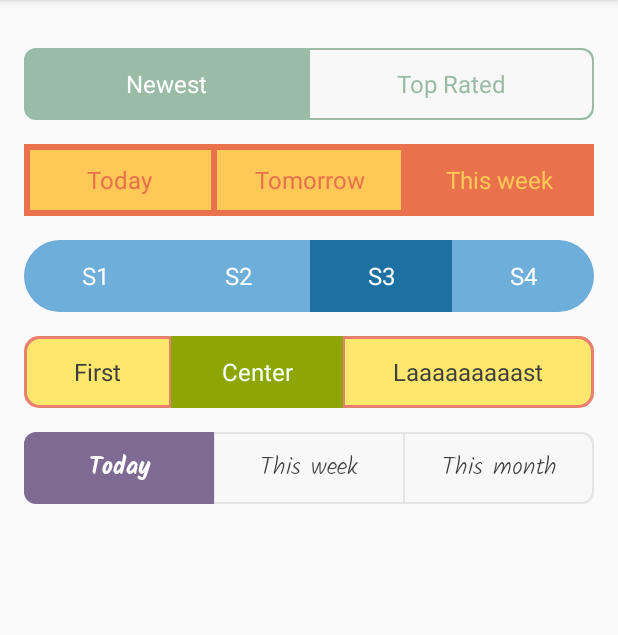
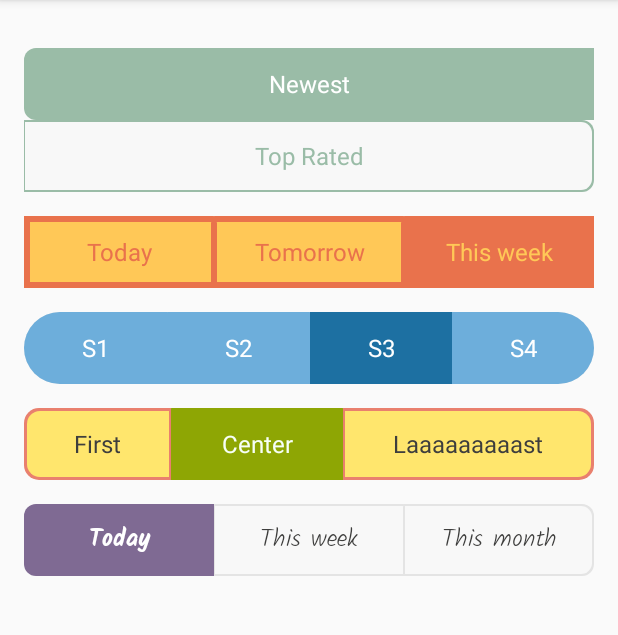
Before and after one commit to creageek/segmented, an Android app: the screen it shows after launch (MainActivity), on a phone screen of 412 x 824 dp, the part 84-719 px from its top. Run offline under Robolectric (Android 15) with nearby library versions, the phone set to English and light mode, and no system bars.

Commit message:
Added orientation support

```diff
--- a/sample/src/main/res/layout/activity_main.xml
+++ b/sample/src/main/res/layout/activity_main.xml
@@ -14,7 +14,7 @@
             android:layout_width="match_parent"
             android:layout_height="wrap_content"
             android:layout_marginTop="16dp"
-            android:orientation="horizontal"
+            app:orientation="vertical"
             app:borderColor="#9ABCA7"
             app:rippleColorChecked="#ffffff"
             app:segmentColorChecked="#9ABCA7"
@@ -37,7 +37,7 @@
             android:layout_width="match_parent"
             android:layout_height="wrap_content"
             android:layout_marginTop="16dp"
-            android:orientation="horizontal"
+            app:orientation="horizontal"
             app:borderColor="#E9724C"
             app:borderWidth="4dp"
             app:cornerRadius="0dp"
@@ -69,7 +69,7 @@
             android:layout_width="match_parent"
             android:layout_height="wrap_content"
             android:layout_marginTop="16dp"
-            android:orientation="horizontal"
+            app:orientation="horizontal"
             app:rippleColorChecked="#6DAEDB"
             app:borderWidth="0dp"
             app:cornerRadius="24dp"
@@ -105,7 +105,7 @@
             android:layout_width="match_parent"
             android:layout_height="wrap_content"
             android:layout_marginTop="16dp"
-            android:orientation="horizontal"
+            app:orientation="horizontal"
             app:borderColor="#E9806E"
             app:borderWidth="2dp"
             app:rippleColorChecked="#FFE66D" app:cornerRadius="10dp"
@@ -135,7 +135,7 @@
             android:layout_width="match_parent"
             android:layout_height="wrap_content"
             android:layout_marginTop="16dp"
-            android:orientation="horizontal"
+            app:orientation="horizontal"
             app:segmentFont="@font/kalam_light"
             app:segmentFontChecked="@font/kalam_bold"
             app:spreadType="evenly"/>
--- a/segmented/src/main/java/com/creageek/segmentedbutton/SegmentTypes.kt
+++ b/segmented/src/main/java/com/creageek/segmentedbutton/SegmentTypes.kt
@@ -23,3 +23,7 @@ internal enum class SegmentType {
 internal enum class SegmentSpreadType(val value: Int) {
     evenly(0), wrap(1)
 }
+
+internal enum class SegmentOrientation(val value: Int) {
+    horizontal(0), vertical(1)
+}
--- a/segmented/src/main/java/com/creageek/segmentedbutton/SegmentedButton.kt
+++ b/segmented/src/main/java/com/creageek/segmentedbutton/SegmentedButton.kt
@@ -38,6 +38,7 @@ class SegmentedButton : RadioGroup, View.OnClickListener {
 
     // customizable values
     private val spreadType: SegmentSpreadType
+    private val segmentOrientation: SegmentOrientation
 
     private val textSize: Int
     private val segmentHeight: Int
@@ -87,12 +88,17 @@ class SegmentedButton : RadioGroup, View.OnClickListener {
 
         with(a) {
 
-            // TODO add orientation handling
+            segmentOrientation =
+                SegmentOrientation.values()[getInt(
+                    R.styleable.SegmentedButton_orientation,
+                    SegmentOrientation.horizontal.value
+                )]
             spreadType =
                 SegmentSpreadType.values()[getInt(
                     R.styleable.SegmentedButton_spreadType,
                     SegmentSpreadType.wrap.value
                 )]
+
 
             textSize = getDimensionPixelSize(
                 R.styleable.SegmentedButton_textSize,
@@ -243,6 +249,7 @@ class SegmentedButton : RadioGroup, View.OnClickListener {
         background = if (includeRipple) rippleState else state
         buttonDrawable = null
         gravity = CENTER
+        orientation = if (segmentOrientation == SegmentOrientation.horizontal) HORIZONTAL else VERTICAL
         layoutParams = LayoutParams(
             when (spreadType) {
                 SegmentSpreadType.evenly -> MATCH_PARENT
--- a/segmented/src/main/res/values/attrs.xml
+++ b/segmented/src/main/res/values/attrs.xml
@@ -15,6 +15,11 @@
         <attr name="segmentFont" format="reference"/>
         <attr name="segmentFontChecked" format="reference"/>
 
+        <attr name="orientation" format="enum">
+            <enum name="horizontal" value="0"/>
+            <enum name="vertical" value="1"/>
+        </attr>
+
         <attr name="spreadType" format="enum">
             <enum name="evenly" value="0"/>
             <enum name="wrap" value="1"/>
```
Also changed, not shown: 1 other file.
